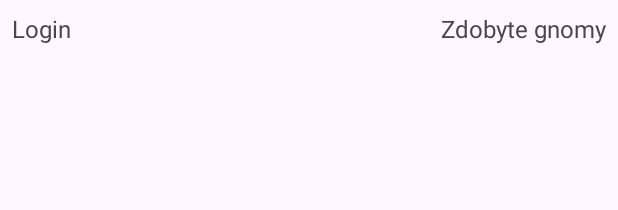
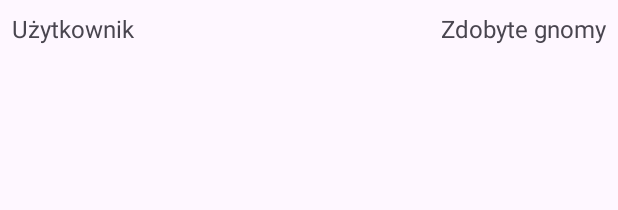
Before and after one commit to xaires12/PokeGnomeGO, an Android app: the layout item_user.xml on its own in the app's theme, with its tools: preview values and no code run, on a phone screen of 412 x 824 dp. Shown: the top 210 px of the screen. Run offline under Robolectric (Android 15) with nearby library versions, the phone set to English and light mode, and no system bars.

```diff
--- a/app/build.gradle.kts
+++ b/app/build.gradle.kts
@@ -37,6 +37,7 @@ android {
         viewBinding = true
     }
 }
+// nienawidze kotlina
 
 dependencies {
     implementation(libs.androidx.core.ktx)
--- a/app/src/main/java/com/example/pokegnomego/RankingAdapter.kt
+++ b/app/src/main/java/com/example/pokegnomego/RankingAdapter.kt
@@ -17,6 +17,7 @@ class RankingAdapter(private val users: List<User>) : RecyclerView.Adapter<Ranki
         val user = users[position]
         holder.bind(user)
     }
+    // nienawidze kotlina
 
     override fun getItemCount() = users.size
 
--- a/app/src/main/java/com/example/pokegnomego/RankingFragment.kt
+++ b/app/src/main/java/com/example/pokegnomego/RankingFragment.kt
@@ -23,7 +23,7 @@ class RankingFragment : Fragment() {
     private val binding get() = _binding!!
     override fun onCreate(savedInstanceState: Bundle?) {
         super.onCreate(savedInstanceState)
-
+    // nienawidze kotlina
     }
 
     override fun onCreateView(
--- a/app/src/main/java/com/example/pokegnomego/api/RetrofitInstance.kt
+++ b/app/src/main/java/com/example/pokegnomego/api/RetrofitInstance.kt
@@ -5,6 +5,7 @@ import retrofit2.converter.gson.GsonConverterFactory
 
 object RetrofitInstance {
     private const val BASE_URL = "http://127.0.0.1:5000/"
+    // nienawidze kotlina
 
     val api: UserService by lazy {
         Retrofit.Builder()
--- a/app/src/main/java/com/example/pokegnomego/api/UserService.kt
+++ b/app/src/main/java/com/example/pokegnomego/api/UserService.kt
@@ -8,4 +8,5 @@ data class User(val login: String, val visit_count: Int)
 interface UserService {
     @GET("users")
     fun getUsers(): Call<List<User>>
+    // nienawidze kotlina
 }
--- a/app/src/main/res/layout/item_user.xml
+++ b/app/src/main/res/layout/item_user.xml
@@ -10,7 +10,7 @@
         android:layout_width="0dp"
         android:layout_height="wrap_content"
         android:layout_weight="1"
-        android:text="Login"
+        android:text="Użytkownik"
         android:textSize="16sp" />
 
     <TextView
```
